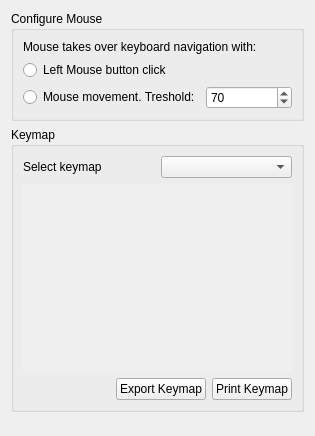
First picture: the form in src/traverso/ui/KeyboardConfigPage.ui, repository ErwanLegrand/Traverso-DAW, before the edit.
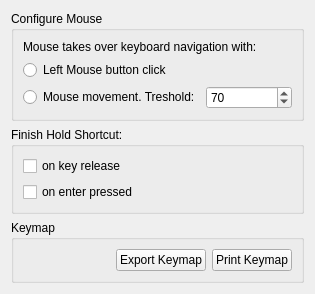
Second picture: the form after the edit.

Commit message: implemented enter key finishes hold

```diff
--- a/src/traverso/ui/KeyboardConfigPage.ui
+++ b/src/traverso/ui/KeyboardConfigPage.ui
@@ -7,13 +7,13 @@
     <x>0</x>
     <y>0</y>
     <width>315</width>
-    <height>436</height>
+    <height>288</height>
    </rect>
   </property>
   <property name="windowTitle">
    <string>Form</string>
   </property>
-  <layout class="QVBoxLayout" name="verticalLayout_2">
+  <layout class="QVBoxLayout" name="verticalLayout_4">
    <item>
     <widget class="QGroupBox" name="groupBox_3">
      <property name="title">
@@ -67,60 +67,39 @@
      </layout>
     </widget>
    </item>
+   <item>
+    <widget class="QGroupBox" name="groupBox">
+     <property name="title">
+      <string>Finish Hold Shortcut:</string>
+     </property>
+     <layout class="QHBoxLayout" name="horizontalLayout_2">
+      <item>
+       <layout class="QVBoxLayout" name="verticalLayout_3">
+        <item>
+         <widget class="QCheckBox" name="keyReleaseCheckBox">
+          <property name="text">
+           <string>on key release</string>
+          </property>
+         </widget>
+        </item>
+        <item>
+         <widget class="QCheckBox" name="enterPressedCheckBox">
+          <property name="text">
+           <string>on enter pressed</string>
+          </property>
+         </widget>
+        </item>
+       </layout>
+      </item>
+     </layout>
+    </widget>
+   </item>
    <item>
     <widget class="QGroupBox" name="groupBox_2">
      <property name="title">
       <string>Keymap</string>
      </property>
-     <layout class="QVBoxLayout">
-      <item>
-       <layout class="QHBoxLayout">
-        <property name="spacing">
-         <number>6</number>
-        </property>
-        <property name="margin">
-         <number>0</number>
-        </property>
-        <item>
-         <widget class="QLabel" name="label_2">
-          <property name="text">
-           <string>Select keymap</string>
-          </property>
-         </widget>
-        </item>
-        <item>
-         <widget class="QComboBox" name="keymapComboBox"/>
-        </item>
-       </layout>
-      </item>
-      <item>
-       <widget class="QTextEdit" name="descriptionTextEdit">
-        <property name="enabled">
-         <bool>false</bool>
-        </property>
-        <property name="sizePolicy">
-         <sizepolicy hsizetype="Preferred" vsizetype="Expanding">
-          <horstretch>0</horstretch>
-          <verstretch>0</verstretch>
-         </sizepolicy>
-        </property>
-        <property name="acceptDrops">
-         <bool>false</bool>
-        </property>
-        <property name="frameShape">
-         <enum>QFrame::NoFrame</enum>
-        </property>
-        <property name="horizontalScrollBarPolicy">
-         <enum>Qt::ScrollBarAlwaysOff</enum>
-        </property>
-        <property name="undoRedoEnabled">
-         <bool>false</bool>
-        </property>
-        <property name="textInteractionFlags">
-         <set>Qt::NoTextInteraction</set>
-        </property>
-       </widget>
-      </item>
+     <layout class="QVBoxLayout" name="verticalLayout_2">
       <item>
        <layout class="QHBoxLayout">
         <property name="spacing">
```
The commit also changes 2 other files.
